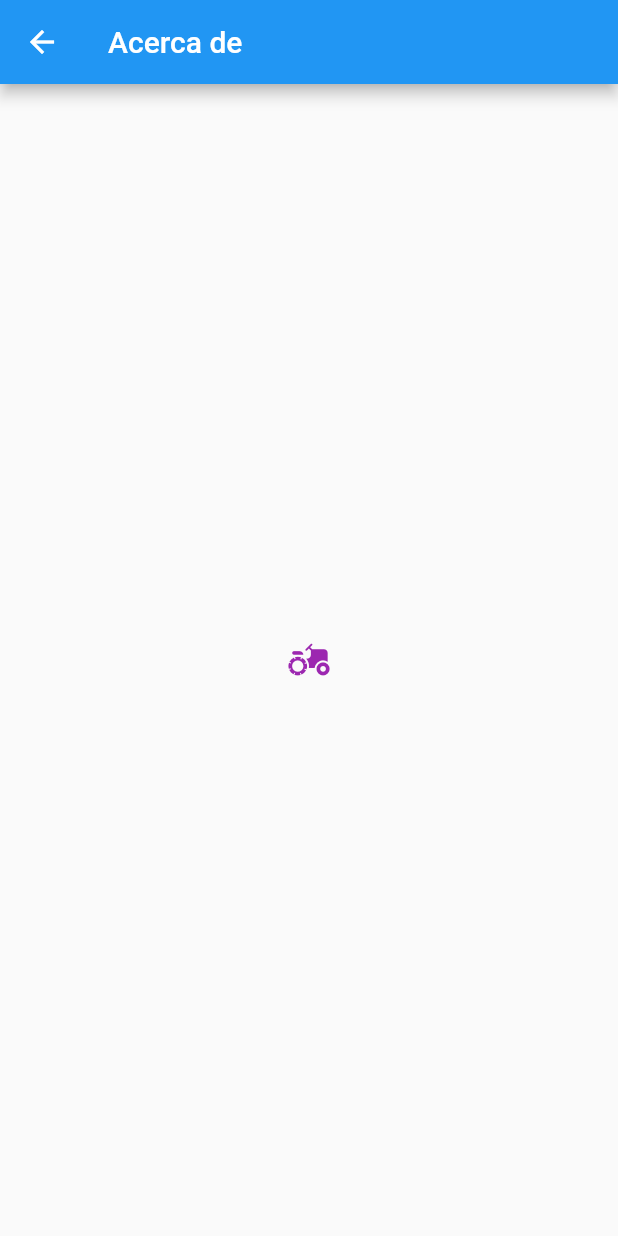
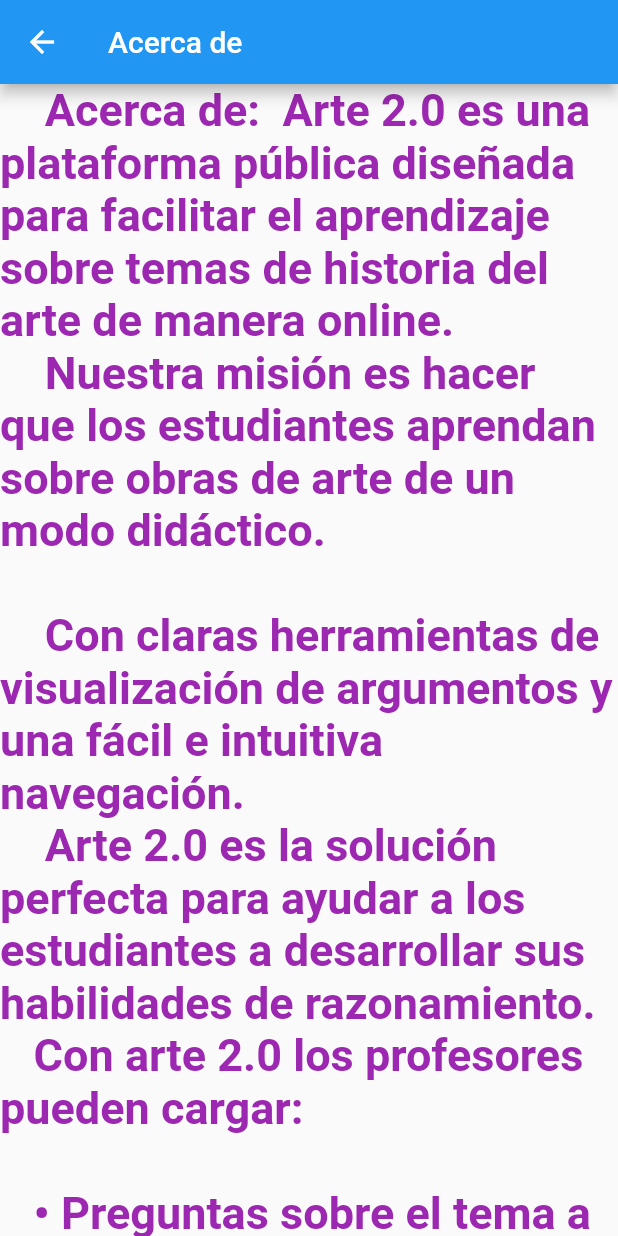
Before and after one commit to alexayala14/te2021_app, a Flutter app: the AcercaDe screen opened directly, on a phone screen of 412 x 824 dp. Run offline on Flutter 3.47's test engine with Material 2 defaults, Android fonts, the phone set to English and light mode, and no system bars; our stand-ins replace audioplayers, fluttertoast, get, google_maps_flutter.

Commit message:
"ultimo cambio "

```diff
--- a/lib/widgets/AcercaDe.dart
+++ b/lib/widgets/AcercaDe.dart
@@ -1,18 +1,24 @@
 import 'package:flutter/material.dart';
 class AcercaDe extends StatelessWidget {
+  final String texto = "    Acerca de:  Arte 2.0 es una plataforma pública diseñada para facilitar el aprendizaje sobre temas de historia del arte de manera online.\n"
+  +"    Nuestra misión es hacer que los estudiantes aprendan sobre obras de arte de un modo didáctico.\n\n    Con claras herramientas de visualización de argumentos y una fácil e intuitiva navegación.\n    Arte 2.0 es la solución perfecta para ayudar a los estudiantes a desarrollar sus habilidades de razonamiento.\n"+
+  "   Con arte 2.0 los profesores pueden cargar:\n\n"+
+  "   •	Preguntas sobre el tema a desarrollar\n"+
+  "   •	Imágenes en la galería\n"+
+  "   •	Mapas del tema a desarrollar"+ " ";
   @override
   Widget build(BuildContext context) {
     return Scaffold(
       appBar: AppBar(
-        title: Text('Acerca de'),
+        title: Text('Acerca de',),
       ),
       body: Center(
-        child: IconButton(
-          icon:Icon(Icons.agriculture_rounded,size: 30,color: Colors.purple,),
-          onPressed: (){
-            Navigator.of(context).pop();
-          },
-        ),
+        child: RichText(
+          text: TextSpan(
+          text: texto, style: TextStyle(color: Colors.purple, fontSize: 30, fontWeight: FontWeight.bold),
+    ),
+
+      ),
       ),
     );
   }
--- a/lib/widgets/MenuJuegos.dart
+++ b/lib/widgets/MenuJuegos.dart
@@ -41,7 +41,7 @@
               ),
               Card(
                 margin: const EdgeInsets.all(100.0),
-                child: IconButton(icon: Icon(Icons.ondemand_video_outlined),iconSize: 80, onPressed: (){
+                child: IconButton(icon: ImageIcon(AssetImage('assets/tecnoart.jpg')),iconSize: 80, onPressed: (){
                   Navigator.of(context).pushNamed('/carmen');
                 },),
               ),
--- a/lib/widgets/MenuLateral.dart
+++ b/lib/widgets/MenuLateral.dart
@@ -47,7 +47,7 @@
             },
           ),
           new ListTile(
-            title: Text("Mapa"),
+            title: Text("TecnoArt"),
             onTap: (){
               Navigator.of(context).pushNamed('/mapa');
             },
--- a/pubspec.yaml
+++ b/pubspec.yaml
@@ -62,6 +62,9 @@
   - assets/fondo1.jpg
   - assets/roma.jpg
   - assets/templarios.mp3
+  - assets/dados.png
+  - assets/gale.jpg
+  - assets/tecnoart.jpg
   #   - images/a_dot_ham.jpeg
 
   # An image asset can refer to one or more resolution-specific "variants", see
```
Also changed, not shown: lib/widgets/Mapa.dart (+71 -18 lines), lib/widgets/MenuPrincipal.dart (+6 -6 lines), pubspec.lock.
